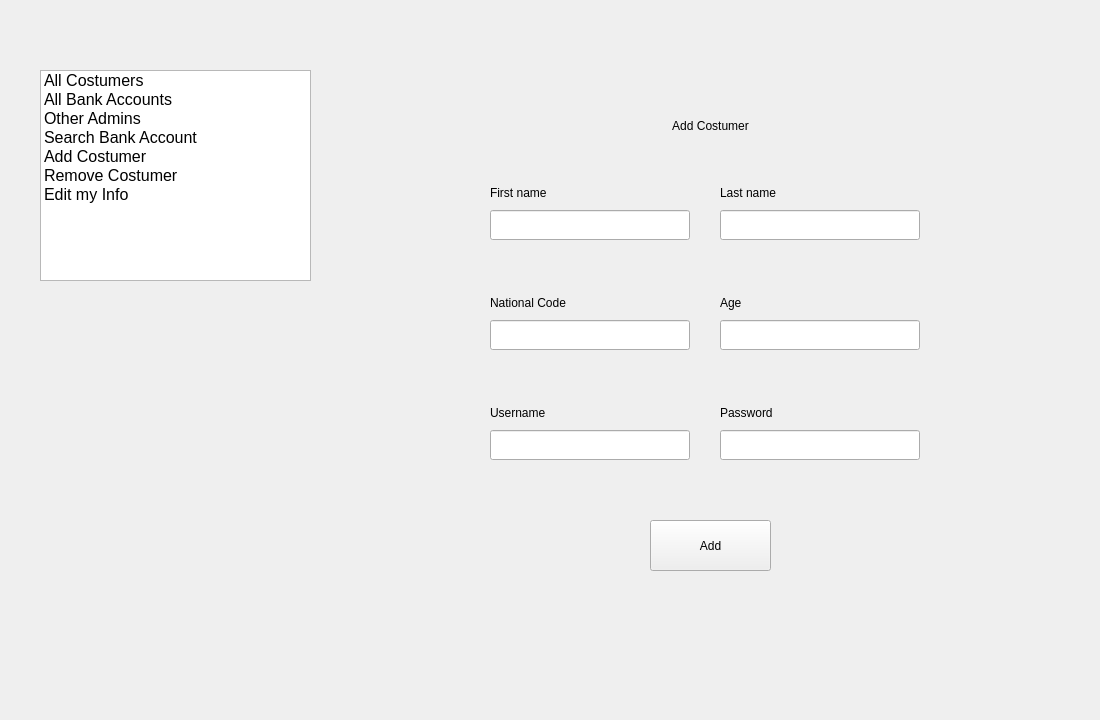
First picture: the form in UIAP_Final/adminpanel.ui, repository a-HA7-z/UIAP_Final, before the edit.
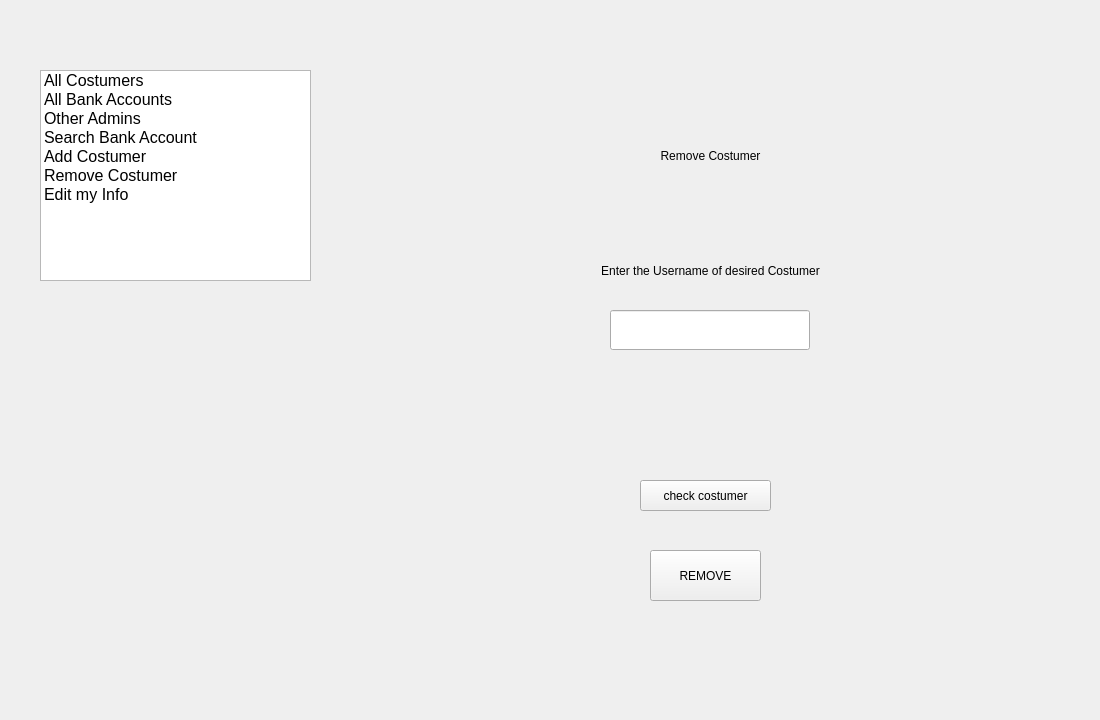
Second picture: the form after the edit.

Commit message: Remove Costumer page

```diff
--- a/UIAP_Final/adminpanel.ui
+++ b/UIAP_Final/adminpanel.ui
@@ -103,7 +103,7 @@
     </rect>
    </property>
    <property name="currentIndex">
-    <number>4</number>
+    <number>5</number>
    </property>
    <widget class="QWidget" name="pageShowCostumers">
     <widget class="QListWidget" name="CostumersList">
@@ -432,7 +432,104 @@
      </property>
     </widget>
    </widget>
-   <widget class="QWidget" name="page_2"/>
+   <widget class="QWidget" name="RemoveCostumerPage">
+    <widget class="QLineEdit" name="costumerUsername">
+     <property name="geometry">
+      <rect>
+       <x>180</x>
+       <y>230</y>
+       <width>200</width>
+       <height>40</height>
+      </rect>
+     </property>
+    </widget>
+    <widget class="QLabel" name="label_4">
+     <property name="geometry">
+      <rect>
+       <x>130</x>
+       <y>170</y>
+       <width>301</width>
+       <height>41</height>
+      </rect>
+     </property>
+     <property name="text">
+      <string>Enter the Username of desired Costumer</string>
+     </property>
+     <property name="alignment">
+      <set>Qt::AlignmentFlag::AlignCenter</set>
+     </property>
+    </widget>
+    <widget class="QLabel" name="label_6">
+     <property name="geometry">
+      <rect>
+       <x>210</x>
+       <y>50</y>
+       <width>141</width>
+       <height>51</height>
+      </rect>
+     </property>
+     <property name="text">
+      <string>Remove Costumer</string>
+     </property>
+     <property name="alignment">
+      <set>Qt::AlignmentFlag::AlignCenter</set>
+     </property>
+    </widget>
+    <widget class="QPushButton" name="removeButton">
+     <property name="geometry">
+      <rect>
+       <x>220</x>
+       <y>470</y>
+       <width>111</width>
+       <height>51</height>
+      </rect>
+     </property>
+     <property name="text">
+      <string>REMOVE</string>
+     </property>
+    </widget>
+    <widget class="QLabel" name="CostumerInfoLabel">
+     <property name="geometry">
+      <rect>
+       <x>90</x>
+       <y>320</y>
+       <width>371</width>
+       <height>50</height>
+      </rect>
+     </property>
+     <property name="minimumSize">
+      <size>
+       <width>200</width>
+       <height>50</height>
+      </size>
+     </property>
+     <property name="styleSheet">
+      <string notr="true">font: 12pt &quot;Segoe UI&quot;;</string>
+     </property>
+     <property name="text">
+      <string/>
+     </property>
+     <property name="alignment">
+      <set>Qt::AlignmentFlag::AlignCenter</set>
+     </property>
+     <property name="wordWrap">
+      <bool>true</bool>
+     </property>
+    </widget>
+    <widget class="QPushButton" name="checkCostumer">
+     <property name="geometry">
+      <rect>
+       <x>210</x>
+       <y>400</y>
+       <width>131</width>
+       <height>31</height>
+      </rect>
+     </property>
+     <property name="text">
+      <string>check costumer</string>
+     </property>
+    </widget>
+   </widget>
    <widget class="QWidget" name="page_3"/>
   </widget>
  </widget>
```
The commit also changes 2 other files.
